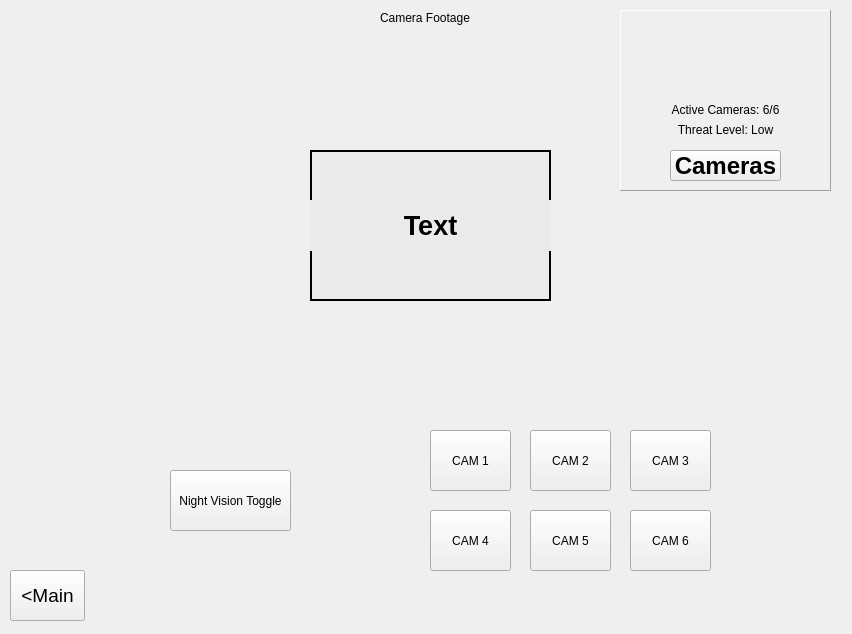
Qt form Jurassic SCADA/JurassicSCADA.ui (OCovachConestoga/CSCN72030-Sec1-Group7) before a commit.
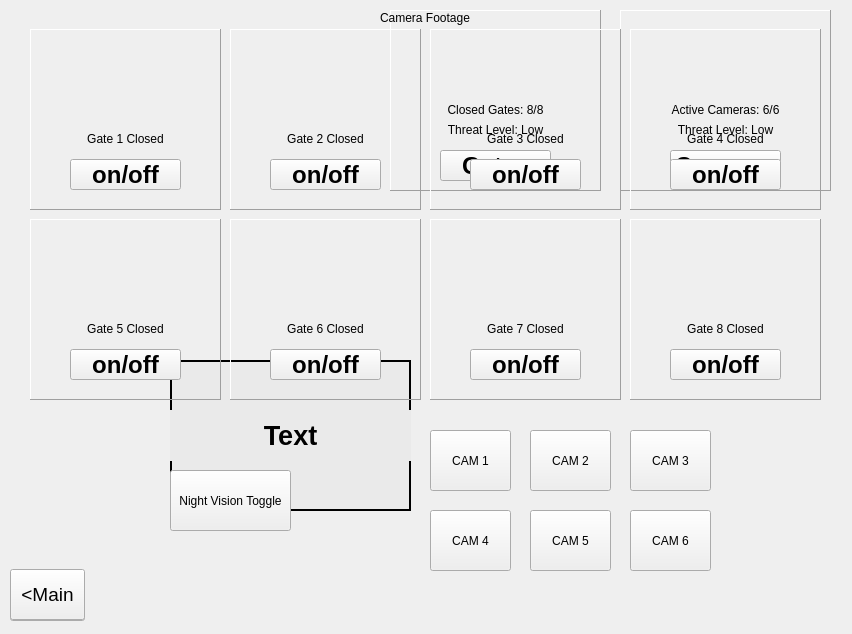
The same form after that commit. Icons and pictures are not drawn.

Commit message: Creating branch and making gate screen in UI

```diff
--- a/Jurassic SCADA/JurassicSCADA.ui
+++ b/Jurassic SCADA/JurassicSCADA.ui
@@ -115,6 +115,126 @@
       </property>
      </widget>
     </widget>
+    <widget class="QFrame" name="popUpWindow">
+     <property name="geometry">
+      <rect>
+       <x>170</x>
+       <y>360</y>
+       <width>241</width>
+       <height>151</height>
+      </rect>
+     </property>
+     <property name="styleSheet">
+      <string notr="true">background-color: rgb(234, 234, 234);</string>
+     </property>
+     <property name="frameShape">
+      <enum>QFrame::WinPanel</enum>
+     </property>
+     <property name="frameShadow">
+      <enum>QFrame::Plain</enum>
+     </property>
+     <property name="lineWidth">
+      <number>5</number>
+     </property>
+     <property name="midLineWidth">
+      <number>0</number>
+     </property>
+     <widget class="QLabel" name="Text">
+      <property name="geometry">
+       <rect>
+        <x>0</x>
+        <y>50</y>
+        <width>241</width>
+        <height>51</height>
+       </rect>
+      </property>
+      <property name="font">
+       <font>
+        <pointsize>20</pointsize>
+        <bold>true</bold>
+       </font>
+      </property>
+      <property name="frameShape">
+       <enum>QFrame::NoFrame</enum>
+      </property>
+      <property name="frameShadow">
+       <enum>QFrame::Plain</enum>
+      </property>
+      <property name="text">
+       <string>Text</string>
+      </property>
+      <property name="alignment">
+       <set>Qt::AlignCenter</set>
+      </property>
+     </widget>
+    </widget>
+    <widget class="QFrame" name="GateBox">
+     <property name="geometry">
+      <rect>
+       <x>390</x>
+       <y>10</y>
+       <width>211</width>
+       <height>181</height>
+      </rect>
+     </property>
+     <property name="frameShape">
+      <enum>QFrame::Panel</enum>
+     </property>
+     <property name="frameShadow">
+      <enum>QFrame::Raised</enum>
+     </property>
+     <widget class="QLabel" name="GateData1">
+      <property name="geometry">
+       <rect>
+        <x>0</x>
+        <y>90</y>
+        <width>211</width>
+        <height>20</height>
+       </rect>
+      </property>
+      <property name="text">
+       <string>Closed Gates: 8/8</string>
+      </property>
+      <property name="alignment">
+       <set>Qt::AlignCenter</set>
+      </property>
+     </widget>
+     <widget class="QLabel" name="GateData2">
+      <property name="geometry">
+       <rect>
+        <x>0</x>
+        <y>110</y>
+        <width>211</width>
+        <height>20</height>
+       </rect>
+      </property>
+      <property name="text">
+       <string>Threat Level: Low</string>
+      </property>
+      <property name="alignment">
+       <set>Qt::AlignCenter</set>
+      </property>
+     </widget>
+     <widget class="QPushButton" name="gatesbtn">
+      <property name="geometry">
+       <rect>
+        <x>50</x>
+        <y>140</y>
+        <width>111</width>
+        <height>31</height>
+       </rect>
+      </property>
+      <property name="font">
+       <font>
+        <pointsize>18</pointsize>
+        <bold>true</bold>
+       </font>
+      </property>
+      <property name="text">
+       <string>Gates</string>
+      </property>
+     </widget>
+    </widget>
    </widget>
    <widget class="QWidget" name="cameraScreen" native="true">
     <property name="enabled">
@@ -268,56 +388,440 @@
      </property>
     </widget>
    </widget>
-   <widget class="QFrame" name="popUpWindow">
+   <widget class="QWidget" name="gateScreen" native="true">
     <property name="geometry">
      <rect>
-      <x>310</x>
-      <y>150</y>
-      <width>241</width>
-      <height>151</height>
+      <x>0</x>
+      <y>-1</y>
+      <width>851</width>
+      <height>631</height>
      </rect>
     </property>
-    <property name="styleSheet">
-     <string notr="true">background-color: rgb(234, 234, 234);</string>
-    </property>
-    <property name="frameShape">
-     <enum>QFrame::WinPanel</enum>
-    </property>
-    <property name="frameShadow">
-     <enum>QFrame::Plain</enum>
-    </property>
-    <property name="lineWidth">
-     <number>5</number>
-    </property>
-    <property name="midLineWidth">
-     <number>0</number>
-    </property>
-    <widget class="QLabel" name="Text">
+    <widget class="QFrame" name="Gate4Box">
      <property name="geometry">
       <rect>
-       <x>0</x>
-       <y>50</y>
-       <width>241</width>
+       <x>630</x>
+       <y>30</y>
+       <width>191</width>
+       <height>181</height>
+      </rect>
+     </property>
+     <property name="frameShape">
+      <enum>QFrame::Panel</enum>
+     </property>
+     <property name="frameShadow">
+      <enum>QFrame::Raised</enum>
+     </property>
+     <widget class="QLabel" name="Gate4Data">
+      <property name="geometry">
+       <rect>
+        <x>0</x>
+        <y>100</y>
+        <width>191</width>
+        <height>20</height>
+       </rect>
+      </property>
+      <property name="text">
+       <string>Gate 4 Closed</string>
+      </property>
+      <property name="alignment">
+       <set>Qt::AlignCenter</set>
+      </property>
+     </widget>
+     <widget class="QPushButton" name="gate4btn">
+      <property name="geometry">
+       <rect>
+        <x>40</x>
+        <y>130</y>
+        <width>111</width>
+        <height>31</height>
+       </rect>
+      </property>
+      <property name="font">
+       <font>
+        <pointsize>18</pointsize>
+        <bold>true</bold>
+       </font>
+      </property>
+      <property name="text">
+       <string>on/off</string>
+      </property>
+     </widget>
+    </widget>
+    <widget class="QFrame" name="Gate3Box">
+     <property name="geometry">
+      <rect>
+       <x>430</x>
+       <y>30</y>
+       <width>191</width>
+       <height>181</height>
+      </rect>
+     </property>
+     <property name="frameShape">
+      <enum>QFrame::Panel</enum>
+     </property>
+     <property name="frameShadow">
+      <enum>QFrame::Raised</enum>
+     </property>
+     <widget class="QLabel" name="Gate3Data">
+      <property name="geometry">
+       <rect>
+        <x>0</x>
+        <y>100</y>
+        <width>191</width>
+        <height>20</height>
+       </rect>
+      </property>
+      <property name="text">
+       <string>Gate 3 Closed</string>
+      </property>
+      <property name="alignment">
+       <set>Qt::AlignCenter</set>
+      </property>
+     </widget>
+     <widget class="QPushButton" name="gate3btn">
+      <property name="geometry">
+       <rect>
+        <x>40</x>
+        <y>130</y>
+        <width>111</width>
+        <height>31</height>
+       </rect>
+      </property>
+      <property name="font">
+       <font>
+        <pointsize>18</pointsize>
+        <bold>true</bold>
+       </font>
+      </property>
+      <property name="text">
+       <string>on/off</string>
+      </property>
+     </widget>
+    </widget>
+    <widget class="QFrame" name="Gate2Box">
+     <property name="geometry">
+      <rect>
+       <x>230</x>
+       <y>30</y>
+       <width>191</width>
+       <height>181</height>
+      </rect>
+     </property>
+     <property name="frameShape">
+      <enum>QFrame::Panel</enum>
+     </property>
+     <property name="frameShadow">
+      <enum>QFrame::Raised</enum>
+     </property>
+     <widget class="QLabel" name="Gate2Data">
+      <property name="geometry">
+       <rect>
+        <x>0</x>
+        <y>100</y>
+        <width>191</width>
+        <height>20</height>
+       </rect>
+      </property>
+      <property name="text">
+       <string>Gate 2 Closed</string>
+      </property>
+      <property name="alignment">
+       <set>Qt::AlignCenter</set>
+      </property>
+     </widget>
+     <widget class="QPushButton" name="gate2btn">
+      <property name="geometry">
+       <rect>
+        <x>40</x>
+        <y>130</y>
+        <width>111</width>
+        <height>31</height>
+       </rect>
+      </property>
+      <property name="font">
+       <font>
+        <pointsize>18</pointsize>
+        <bold>true</bold>
+       </font>
+      </property>
+      <property name="text">
+       <string>on/off</string>
+      </property>
+     </widget>
+    </widget>
+    <widget class="QFrame" name="Gate1Box">
+     <property name="geometry">
+      <rect>
+       <x>30</x>
+       <y>30</y>
+       <width>191</width>
+       <height>181</height>
+      </rect>
+     </property>
+     <property name="frameShape">
+      <enum>QFrame::Panel</enum>
+     </property>
+     <property name="frameShadow">
+      <enum>QFrame::Raised</enum>
+     </property>
+     <widget class="QLabel" name="Gate1Data">
+      <property name="geometry">
+       <rect>
+        <x>0</x>
+        <y>100</y>
+        <width>191</width>
+        <height>20</height>
+       </rect>
+      </property>
+      <property name="text">
+       <string>Gate 1 Closed</string>
+      </property>
+      <property name="alignment">
+       <set>Qt::AlignCenter</set>
+      </property>
+     </widget>
+     <widget class="QPushButton" name="gate1btn">
+      <property name="geometry">
+       <rect>
+        <x>40</x>
+        <y>130</y>
+        <width>111</width>
+        <height>31</height>
+       </rect>
+      </property>
+      <property name="font">
+       <font>
+        <pointsize>18</pointsize>
+        <bold>true</bold>
+       </font>
+      </property>
+      <property name="text">
+       <string>on/off</string>
+      </property>
+     </widget>
+    </widget>
+    <widget class="QFrame" name="Gate5Box">
+     <property name="geometry">
+      <rect>
+       <x>30</x>
+       <y>220</y>
+       <width>191</width>
+       <height>181</height>
+      </rect>
+     </property>
+     <property name="frameShape">
+      <enum>QFrame::Panel</enum>
+     </property>
+     <property name="frameShadow">
+      <enum>QFrame::Raised</enum>
+     </property>
+     <widget class="QLabel" name="Gate5Data">
+      <property name="geometry">
+       <rect>
+        <x>0</x>
+        <y>100</y>
+        <width>191</width>
+        <height>20</height>
+       </rect>
+      </property>
+      <property name="text">
+       <string>Gate 5 Closed</string>
+      </property>
+      <property name="alignment">
+       <set>Qt::AlignCenter</set>
+      </property>
+     </widget>
+     <widget class="QPushButton" name="gate1btn_2">
+      <property name="geometry">
+       <rect>
+        <x>40</x>
+        <y>130</y>
+        <width>111</width>
+        <height>31</height>
+       </rect>
+      </property>
+      <property name="font">
+       <font>
+        <pointsize>18</pointsize>
+        <bold>true</bold>
+       </font>
+      </property>
+      <property name="text">
+       <string>on/off</string>
+      </property>
+     </widget>
+    </widget>
+    <widget class="QFrame" name="Gate6Box">
+     <property name="geometry">
+      <rect>
+       <x>230</x>
+       <y>220</y>
+       <width>191</width>
+       <height>181</height>
+      </rect>
+     </property>
+     <property name="frameShape">
+      <enum>QFrame::Panel</enum>
+     </property>
+     <property name="frameShadow">
+      <enum>QFrame::Raised</enum>
+     </property>
+     <widget class="QLabel" name="Gate6Data">
+      <property name="geometry">
+       <rect>
+        <x>0</x>
+        <y>100</y>
+        <width>191</width>
+        <height>20</height>
+       </rect>
+      </property>
+      <property name="text">
+       <string>Gate 6 Closed</string>
+      </property>
+      <property name="alignment">
+       <set>Qt::AlignCenter</set>
+      </property>
+     </widget>
+     <widget class="QPushButton" name="gate6btn">
+      <property name="geometry">
+       <rect>
+        <x>40</x>
+        <y>130</y>
+        <width>111</width>
+        <height>31</height>
+       </rect>
+      </property>
+      <property name="font">
+       <font>
+        <pointsize>18</pointsize>
+        <bold>true</bold>
+       </font>
+      </property>
+      <property name="text">
+       <string>on/off</string>
+      </property>
+     </widget>
+    </widget>
+    <widget class="QFrame" name="Gate7Box">
+     <property name="geometry">
+      <rect>
+       <x>430</x>
+       <y>220</y>
+       <width>191</width>
+       <height>181</height>
+      </rect>
+     </property>
+     <property name="frameShape">
+      <enum>QFrame::Panel</enum>
+     </property>
+     <property name="frameShadow">
+      <enum>QFrame::Raised</enum>
+     </property>
+     <widget class="QLabel" name="Gate7Data">
+      <property name="geometry">
+       <rect>
+        <x>0</x>
+        <y>100</y>
+        <width>191</width>
+        <height>20</height>
+       </rect>
+      </property>
+      <property name="text">
+       <string>Gate 7 Closed</string>
+      </property>
+      <property name="alignment">
+       <set>Qt::AlignCenter</set>
+      </property>
+     </widget>
+     <widget class="QPushButton" name="gate7btn">
+      <property name="geometry">
+       <rect>
+        <x>40</x>
+        <y>130</y>
+        <width>111</width>
+        <height>31</height>
+       </rect>
+      </property>
+      <property name="font">
+       <font>
+        <pointsize>18</pointsize>
+        <bold>true</bold>
+       </font>
+      </property>
+      <property name="text">
+       <string>on/off</string>
+      </property>
+     </widget>
+    </widget>
+    <widget class="QFrame" name="Gate8Box">
+     <property name="geometry">
+      <rect>
+       <x>630</x>
+       <y>220</y>
+       <width>191</width>
+       <height>181</height>
+      </rect>
+     </property>
+     <property name="frameShape">
+      <enum>QFrame::Panel</enum>
+     </property>
+     <property name="frameShadow">
+      <enum>QFrame::Raised</enum>
+     </property>
+     <widget class="QLabel" name="Gate8Data">
+      <property name="geometry">
+       <rect>
+        <x>0</x>
+        <y>100</y>
+        <width>191</width>
+        <height>20</height>
+       </rect>
+      </property>
+      <property name="text">
+       <string>Gate 8 Closed</string>
+      </property>
+      <property name="alignment">
+       <set>Qt::AlignCenter</set>
+      </property>
+     </widget>
+     <widget class="QPushButton" name="gate8btn">
+      <property name="geometry">
+       <rect>
+        <x>40</x>
+        <y>130</y>
+        <width>111</width>
+        <height>31</height>
+       </rect>
+      </property>
+      <property name="font">
+       <font>
+        <pointsize>18</pointsize>
+        <bold>true</bold>
+       </font>
+      </property>
+      <property name="text">
+       <string>on/off</string>
+      </property>
+     </widget>
+    </widget>
+    <widget class="QPushButton" name="gatebackbtn">
+     <property name="geometry">
+      <rect>
+       <x>10</x>
+       <y>570</y>
+       <width>75</width>
        <height>51</height>
       </rect>
      </property>
      <property name="font">
       <font>
-       <pointsize>20</pointsize>
-       <bold>true</bold>
+       <family>Arial</family>
+       <pointsize>14</pointsize>
       </font>
      </property>
-     <property name="frameShape">
-      <enum>QFrame::NoFrame</enum>
-     </property>
-     <property name="frameShadow">
-      <enum>QFrame::Plain</enum>
-     </property>
      <property name="text">
-      <string>Text</string>
-     </property>
-     <property name="alignment">
-      <set>Qt::AlignCenter</set>
+      <string>&lt;Main</string>
      </property>
     </widget>
    </widget>
```
The commit also changes 2 other files.
